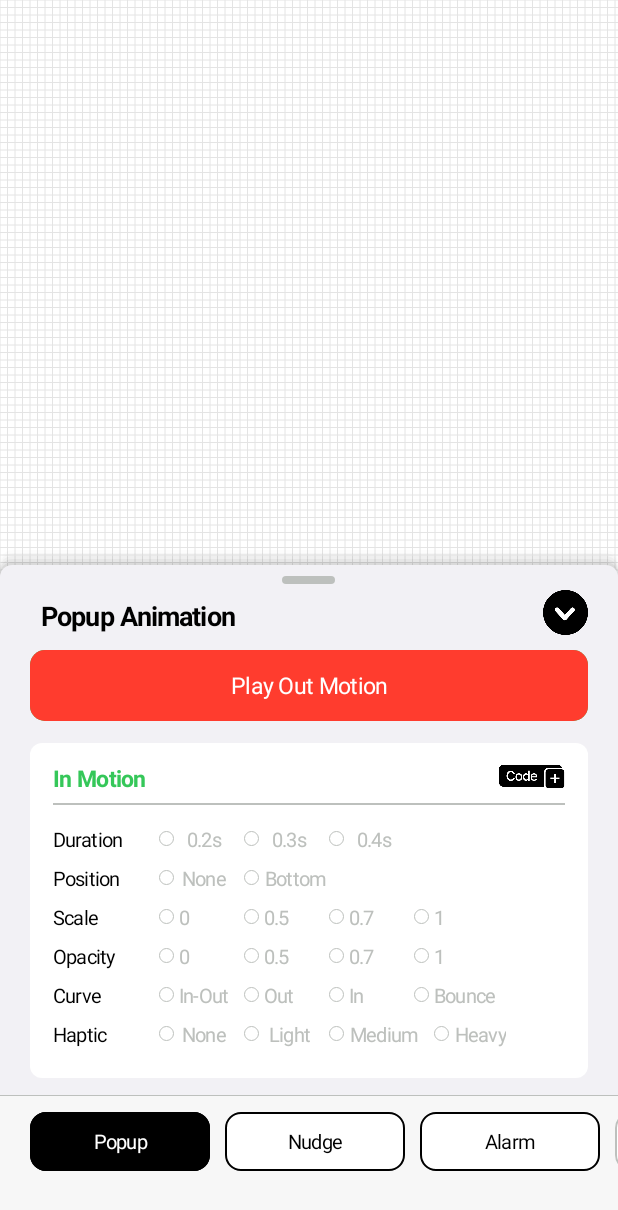
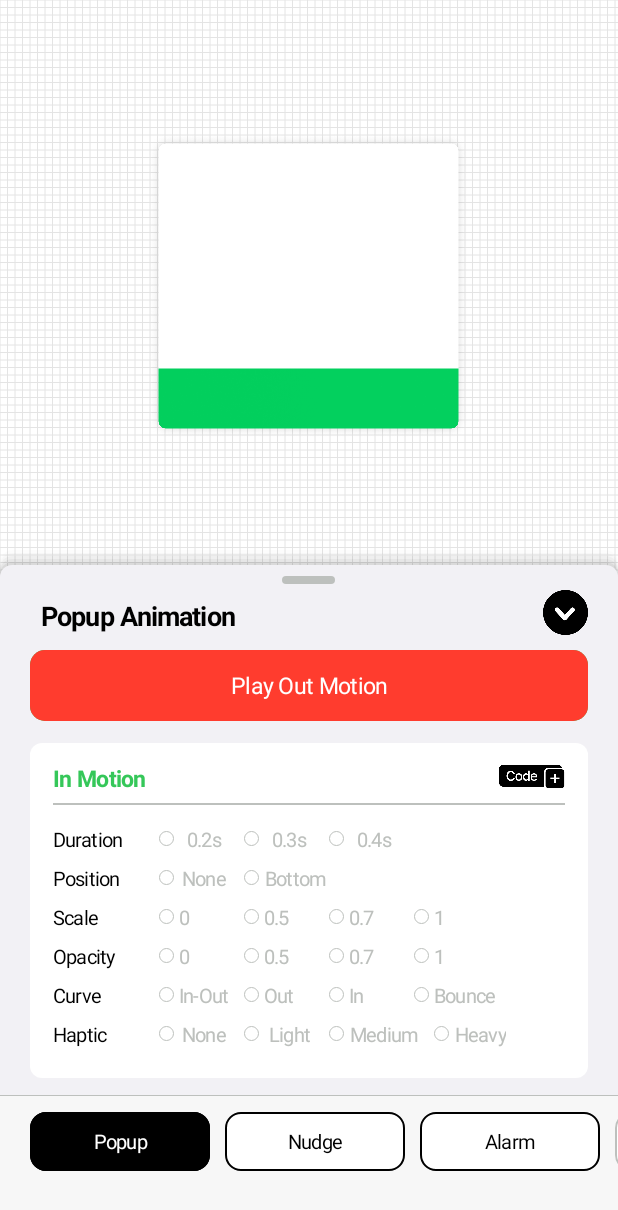
Before and after one commit to sunginhong/NAVER-ISO-V2, an Android app: the screen it shows after launch (MainActivity), after a tap on "Play In Motion", on a phone screen of 412 x 824 dp. Shown: the top 1210 px of the screen. Run offline under Robolectric (Android 15) with nearby library versions, the phone set to English and light mode, and no system bars; 3 other taps on this screen came first.

Commit message:
220509_1

```diff
--- a/app/src/main/AndroidManifest.xml
+++ b/app/src/main/AndroidManifest.xml
@@ -2,6 +2,7 @@
 <manifest xmlns:android="http://schemas.android.com/apk/res/android"
     package="com.example.naver_iso_v2">
 
+    <uses-permission android:name="android.permission.VIBRATE" />
     <application
         android:allowBackup="true"
         android:icon="@mipmap/ic_launcher"
--- a/app/src/main/java/com/example/naver_iso_v2/BottomTabBar.java
+++ b/app/src/main/java/com/example/naver_iso_v2/BottomTabBar.java
@@ -11,8 +11,12 @@ import android.widget.Button;
 import android.widget.RelativeLayout;
 
 import androidx.annotation.RequiresApi;
+import androidx.fragment.app.FragmentActivity;
+import androidx.fragment.app.FragmentTransaction;
+
 import java.util.ArrayList;
 import java.util.List;
+
 
 public class BottomTabBar extends RelativeLayout  implements View.OnClickListener {
 
@@ -22,6 +26,10 @@ public class BottomTabBar extends RelativeLayout  implements View.OnClickListene
 
     public static int clickIdx = 0;
 
+    private final int FRAGMENT0 = 0;
+    private final int FRAGMENT1 = 1;
+    private final int FRAGMENT2 = 2;
+
     public static Button bottom_btn_0;
     public static Button bottom_btn_1;
     public static Button bottom_btn_2;
@@ -29,6 +37,10 @@ public class BottomTabBar extends RelativeLayout  implements View.OnClickListene
     public static TransitionDrawable trans_bottom_btn_0;
     public static TransitionDrawable trans_bottom_btn_1;
     public static TransitionDrawable trans_bottom_btn_2;
+
+    public Fragment_0_Popup fragment0;
+    public Fragment_1_Nudge fragment1;
+    public Fragment_2_Alarm fragment2;
 
     public BottomTabBar(Context ctx){
         super(ctx);
@@ -85,6 +97,10 @@ public class BottomTabBar extends RelativeLayout  implements View.OnClickListene
         bottomTabBar_Trans_Array.add(trans_bottom_btn_1);
         bottomTabBar_Trans_Array.add(trans_bottom_btn_2);
 
+        fragment0 = new Fragment_0_Popup();
+        fragment1 = new Fragment_1_Nudge();
+        fragment2 = new Fragment_2_Alarm();
+
         bottomCase(0);
     }
 
@@ -100,7 +116,10 @@ public class BottomTabBar extends RelativeLayout  implements View.OnClickListene
                 bottomTabBar_Trans_Array.get(i).resetTransition();
             }
         }
-
+        Pannel_ListLayout_Top.playbtnReset();
+        if(idx == 0){ ((FragmentActivity)ctx).getSupportFragmentManager().beginTransaction().replace(R.id.rect_objectRL, fragment0).commit(); }
+        if(idx == 1){ ((FragmentActivity)ctx).getSupportFragmentManager().beginTransaction().replace(R.id.rect_objectRL, fragment1).commit(); }
+        if(idx == 2){ ((FragmentActivity)ctx).getSupportFragmentManager().beginTransaction().replace(R.id.rect_objectRL, fragment2).commit(); }
     }
 
     @Override
--- a/app/src/main/java/com/example/naver_iso_v2/DragAdapter.java
+++ b/app/src/main/java/com/example/naver_iso_v2/DragAdapter.java
@@ -11,7 +11,7 @@ import android.view.animation.Interpolator;
 
 import androidx.core.view.animation.PathInterpolatorCompat;
 
-public class DragAdapter implements View.OnTouchListener{
+public class DragAdapter implements View.OnTouchListener {
 
     Context mContext;
     public String firstY = "0";
--- /dev/null
+++ b/app/src/main/java/com/example/naver_iso_v2/Fragment_0_Popup.java
@@ -0,0 +1,48 @@
+package com.example.naver_iso_v2;
+
+import android.os.Bundle;
+import android.os.Handler;
+import android.view.LayoutInflater;
+import android.view.View;
+import android.view.ViewGroup;
+
+import androidx.fragment.app.Fragment;
+
+public class Fragment_0_Popup extends Fragment {
+
+    public static View anim_object_popup;
+
+    public Fragment_0_Popup() {
+        init();
+    }
+
+    @Override
+    public View onCreateView(LayoutInflater inflater, ViewGroup container, Bundle savedInstanceState) {
+        View view = inflater.inflate(R.layout.fragment_0_popup, container, false);
+        anim_object_popup = view.findViewById(R.id.anim_object_popup);
+        AnimRectObject.function_containAnim(anim_object_popup, Float.parseFloat(Vars_Def.group1_li1_state+"f"), Float.parseFloat(Vars_Def.group1_li2_state+"f"), Float.parseFloat(Vars_Def.group1_li3_state+"f"), 0, AnimRectObject.selEase_group1);
+        return view;
+    }
+
+    private void init() {
+
+    }
+
+    public static void PlayAnim(String state){
+        if (state == "Out"){
+            AnimRectObject.function_group1_vibrate();
+            AnimRectObject.function_containAnim(anim_object_popup, Float.parseFloat(Vars_Def.group1_li1_state+"f"), Float.parseFloat(Vars_Def.group1_li2_state+"f"), Float.parseFloat(Vars_Def.group1_li3_state+"f"), 0, AnimRectObject.selEase_group1);
+            new Handler().postDelayed(new Runnable() {
+                @Override
+                public void run() {
+                    AnimRectObject.function_containAnim(anim_object_popup, Float.parseFloat(0+"f"), Float.parseFloat(1+"f"), Float.parseFloat(1+"f"), Vars_Def.group1_li0_state, AnimRectObject.selEase_group1);
+                }
+            }, 1);
+        }
+        if (state == "In"){
+            AnimRectObject.function_group2_vibrate();
+            AnimRectObject.function_containAnim(anim_object_popup, Float.parseFloat(Vars_Def.group2_li1_state+"f"), Float.parseFloat(Vars_Def.group2_li2_state+"f"), Float.parseFloat(Vars_Def.group2_li3_state+"f"), Vars_Def.group2_li0_state, AnimRectObject.selEase_group2);
+        }
+    }
+
+}
--- a/app/src/main/java/com/example/naver_iso_v2/GetNavigationBarHeight.java
+++ b/app/src/main/java/com/example/naver_iso_v2/GetNavigationBarHeight.java
@@ -22,7 +22,6 @@ public class GetNavigationBarHeight {
             DisplayMetrics metrics = new DisplayMetrics();
             ((Activity)context).getWindowManager().getDefaultDisplay().getMetrics(metrics);
             int usableHeight = metrics.heightPixels;
-//            ((Activity)context).getWindowManager().getDefaultDisplay().getRealMetrics(metrics);
             ((Activity)context).getWindowManager().getDefaultDisplay().getMetrics(metrics);
             int realHeight = metrics.heightPixels;
             realheight_F = realHeight;
--- a/app/src/main/java/com/example/naver_iso_v2/Pannel_ListLayout_Top.java
+++ b/app/src/main/java/com/example/naver_iso_v2/Pannel_ListLayout_Top.java
@@ -8,6 +8,7 @@ import android.graphics.drawable.TransitionDrawable;
 import android.os.Build;
 import android.content.res.Resources;
 import android.os.Handler;
+import android.os.Vibrator;
 import android.util.AttributeSet;
 import android.util.Log;
 import android.view.LayoutInflater;
@@ -23,14 +24,16 @@ import java.util.List;
 public class Pannel_ListLayout_Top extends RelativeLayout {
 
     public Context ctx;
-    public Button button_playmotion;
+    public static Button button_playmotion;
     public static View container_btn_updown;
-    public TransitionDrawable button_playmotion_trans;
+    public static TransitionDrawable button_playmotion_trans;
+    public static Vibrator vibrator;
 
     public Pannel_ListLayout_Top(Context ctx){
         super(ctx);
         this.ctx = ctx;
         init();
+        vibrator = (Vibrator) this.ctx.getSystemService(Context.VIBRATOR_SERVICE);
     }
 
     public Pannel_ListLayout_Top(Context ctx, AttributeSet attrs) {
@@ -84,6 +87,7 @@ public class Pannel_ListLayout_Top extends RelativeLayout {
                     Vars_Def.play_btn_state = false;
                     Vars_Def.playMotionState = "In";
                 }
+                objectpPlayAnim(Vars_Def.play_btn_state);
             }
         });
 
@@ -104,4 +108,19 @@ public class Pannel_ListLayout_Top extends RelativeLayout {
             }
         });
     }
+
+    public static void playbtnReset(){
+        button_playmotion.setText("Play In Motion");
+        button_playmotion_trans.resetTransition();
+        button_playmotion.setTextColor(Color.parseColor("#ffffff"));
+        Vars_Def.play_btn_state = false;
+        Vars_Def.playMotionState = "In";
+    }
+
+    public void objectpPlayAnim(boolean state){
+        if (BottomTabBar.clickIdx == 0){ if (state){ Fragment_0_Popup.PlayAnim("Out"); } else { Fragment_0_Popup.PlayAnim("In"); } }
+        if (BottomTabBar.clickIdx == 1){ if (state){ Fragment_1_Nudge.PlayAnim("Out"); } else { Fragment_1_Nudge.PlayAnim("In"); } }
+        if (BottomTabBar.clickIdx == 2){ if (state){ Fragment_2_Alarm.PlayAnim("Out"); } else { Fragment_2_Alarm.PlayAnim("In"); } }
+    }
+
 }
--- a/app/src/main/java/com/example/naver_iso_v2/Pannel_SetCalc.java
+++ b/app/src/main/java/com/example/naver_iso_v2/Pannel_SetCalc.java
@@ -34,7 +34,7 @@ public class Pannel_SetCalc {
 
                 Pannel_Layout.setContain();
             }
-        }, 100);
+        }, 300);
 
     }
 }
--- /dev/null
+++ b/app/src/main/res/layout/fragment_0_popup.xml
@@ -0,0 +1,16 @@
+<?xml version="1.0" encoding="utf-8"?>
+<FrameLayout xmlns:android="http://schemas.android.com/apk/res/android"
+    xmlns:tools="http://schemas.android.com/tools"
+    android:layout_width="match_parent"
+    android:layout_height="match_parent">
+
+    <View
+        android:id="@+id/anim_object_popup"
+        android:layout_width="214dp"
+        android:layout_height="204dp"
+        android:layout_centerInParent="true"
+        android:layout_centerHorizontal="false"
+        android:layout_gravity="center"
+        android:background="@drawable/popup" />
+
+</FrameLayout>
```
Also changed, not shown: app/src/main/java/com/example/naver_iso_v2/AnimRectObject.java (+35 -0 lines), app/src/main/java/com/example/naver_iso_v2/Fragment_1_Nudge.java (added, +49 -0 lines), app/src/main/java/com/example/naver_iso_v2/Fragment_2_Alarm.java (added, +49 -0 lines), app/src/main/java/com/example/naver_iso_v2/MainActivity.java (+2 -5 lines), app/src/main/res/layout/fragment_1_nudge.xml (added, +16 -0 lines), app/src/main/res/layout/fragment_2_alarm.xml (added, +16 -0 lines), app/src/main/res/drawable/alarm.png (added), app/src/main/res/drawable/nudge.png (added), app/src/main/res/drawable/popup.png (added).
